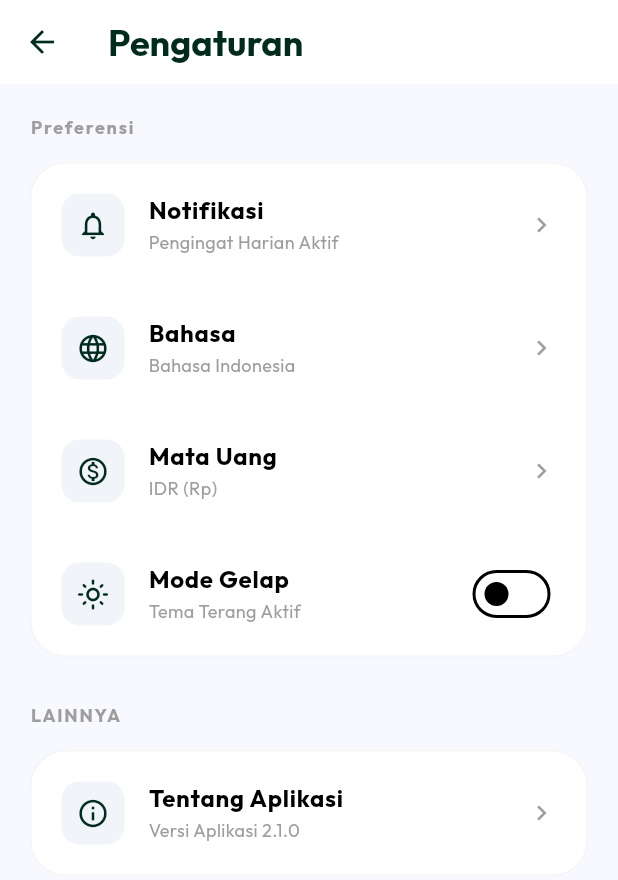
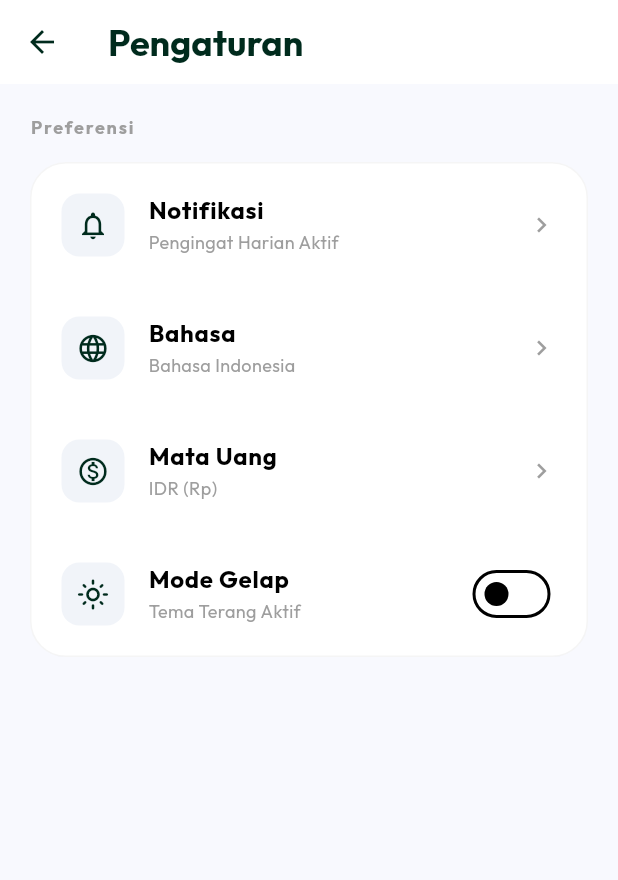
Before and after one commit to alufazzayanarini-12/uas_projek_mobile, a Flutter app: the screen it shows after launch, scrolled down 214 dp, after a tap on the "settings" icon, on a phone screen of 412 x 824 dp. Shown: the top 880 px of the screen. Run offline on Flutter 3.47's test engine with Material 3 defaults, Android fonts, the light colour scheme and no system bars; our stand-ins replace fl_chart, flutter_local_notifications, google_fonts, image_picker, local_auth, shared_preferences and 4 more; accounts and stored records are empty.

Commit message:
melakukan perubahan

```diff
--- a/lib/screens/about_app_screen.dart
+++ b/lib/screens/about_app_screen.dart
@@ -173,7 +173,7 @@ class AboutAppScreen extends StatelessWidget {
                 ),
                 const SizedBox(height: 5),
                 Text(
-                  'Arini Alufazzayan',
+                  settings.userName,
                   style: GoogleFonts.outfit(
                     fontSize: 16,
                     fontWeight: FontWeight.bold,
--- a/lib/screens/account_settings_screen.dart
+++ b/lib/screens/account_settings_screen.dart
@@ -132,7 +132,7 @@ class _AccountSettingsScreenState extends State<AccountSettingsScreen> {
     required bool isDark,
     required Color textColor,
     required Color cardColor,
-    TextInputType keyboardType = TextInputType.phone,
+    TextInputType keyboardType = TextInputType.text,
   }) {
     return Container(
       width: double.infinity,
--- a/lib/screens/emergency_fund_screen.dart
+++ b/lib/screens/emergency_fund_screen.dart
@@ -182,7 +182,7 @@ class _EmergencyFundScreenState extends State<EmergencyFundScreen> {
                           if (amount > 0) {
                             if (_isWithdrawMode) {
                               // Tarik Mode
-                              if (catProvider.emergencyCurrent < amount) {
+                              if (currentAmount < amount) {
                                 ScaffoldMessenger.of(context).showSnackBar(
                                   SnackBar(
                                     content: Text(
--- a/lib/screens/home_screen.dart
+++ b/lib/screens/home_screen.dart
@@ -84,7 +84,14 @@ class _HomeScreenState extends State<HomeScreen> {
               crossAxisAlignment: CrossAxisAlignment.start,
               children: [
                 const SizedBox(height: 25),
-                _buildTotalBalanceCard(settings, isDark, accountProvider.totalBalance, txProvider.totalIncome, txProvider.totalExpenses, remainingPocketMoney),
+                _buildTotalBalanceCard(
+                  settings,
+                  isDark,
+                  categoryProvider.emergencyCurrent > 0 ? categoryProvider.emergencyCurrent : categoryProvider.savingsCurrent,
+                  txProvider.totalIncome,
+                  txProvider.totalExpenses,
+                  remainingPocketMoney,
+                ),
                 const SizedBox(height: 30),
                 Text(
                   settings.translate('target_anda'),
--- a/lib/screens/profile_screen.dart
+++ b/lib/screens/profile_screen.dart
@@ -143,7 +143,7 @@ class _ProfileScreenState extends State<ProfileScreen> {
           ),
           const SizedBox(height: 15),
           Text(
-            'Arini Alufazzayan',
+            settings.userName,
             style: GoogleFonts.outfit(fontSize: 24, fontWeight: FontWeight.bold, color: textColor),
           ),
           const SizedBox(height: 15),
--- a/lib/screens/settings_screen.dart
+++ b/lib/screens/settings_screen.dart
@@ -64,21 +64,6 @@ class SettingsScreen extends StatelessWidget {
                     },
                   ),
                   _buildThemeSwitch(settings, isDark),
-                ], isDark),
-                const SizedBox(height: 30),
-                _buildSectionHeader(settings.translate('lainnya'), isDark),
-                const SizedBox(height: 15),
-                _buildSettingsCard(cardColor, [
-                  _buildSettingsItem(
-                    context,
-                    Icons.info_outline,
-                    settings.translate('tentang_aplikasi'),
-                    settings.translate('versi_aplikasi'),
-                    isDark,
-                    onTap: () {
-                      Navigator.push(context, MaterialPageRoute(builder: (context) => const AboutAppScreen()));
-                    },
-                  ),
                 ], isDark),
                 const SizedBox(height: 50),
               ],
```
Also changed, not shown: lib/screens/bank_management_screen.dart (+4 -4 lines).
